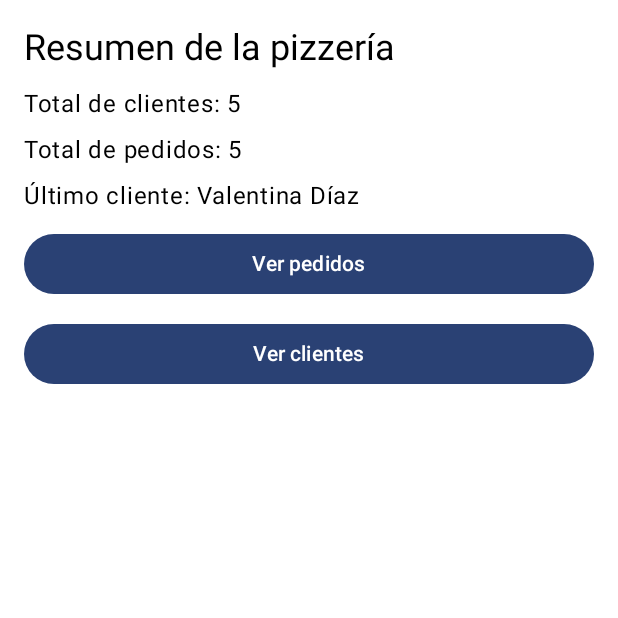
After one commit to camigmar/PizzeriaApp, an Android app built with Jetpack Compose: the composable Navegacion shown on its own in the app's theme, on a phone screen of 412 x 824 dp, the top half of it. The commit adds this screen. Run offline under Robolectric (Android 15) with nearby library versions, the phone set to English and light mode, and no system bars.

Commit message:
Agrega pantallas de resumen, pedidos y clientes con navegación

```diff
--- /dev/null
+++ b/app/src/main/java/com/example/pizzeriaapp/ui/Navegacion.kt
@@ -0,0 +1,45 @@
+package com.example.pizzeriaapp.ui
+
+import androidx.compose.runtime.Composable
+import androidx.compose.ui.Modifier
+import androidx.navigation.compose.NavHost
+import androidx.navigation.compose.composable
+import androidx.navigation.compose.rememberNavController
+
+// Rutas de la app
+object Rutas {
+    const val PRINCIPAL = "principal"
+    const val PEDIDOS = "pedidos"
+    const val CLIENTES = "clientes"
+}
+
+// Une las pantallas; todas usan el mismo ViewModel que llega desde MainActivity
+@Composable
+fun Navegacion(viewModel: PizzeriaViewModel, modifier: Modifier = Modifier) {
+    val navController = rememberNavController()
+
+    NavHost(navController = navController, startDestination = Rutas.PRINCIPAL, modifier = modifier) {
+        composable(Rutas.PRINCIPAL) {
+            PantallaPrincipal(
+                estado = viewModel.estado,
+                cargarResumen = viewModel::cargarResumen,
+                verPedidos = { navController.navigate(Rutas.PEDIDOS) },
+                verClientes = { navController.navigate(Rutas.CLIENTES) }
+            )
+        }
+        composable(Rutas.PEDIDOS) {
+            PantallaPedidos(
+                estado = viewModel.estado,
+                cargarPedidos = viewModel::cargarPedidos,
+                volver = { navController.popBackStack() }
+            )
+        }
+        composable(Rutas.CLIENTES) {
+            PantallaClientes(
+                estado = viewModel.estado,
+                cargarClientes = viewModel::cargarClientes,
+                volver = { navController.popBackStack() }
+            )
+        }
+    }
+}
--- /dev/null
+++ b/app/src/main/java/com/example/pizzeriaapp/ui/PantallaPrincipal.kt
@@ -0,0 +1,70 @@
+package com.example.pizzeriaapp.ui
+
+import androidx.compose.foundation.layout.Arrangement
+import androidx.compose.foundation.layout.Column
+import androidx.compose.foundation.layout.fillMaxSize
+import androidx.compose.foundation.layout.fillMaxWidth
+import androidx.compose.foundation.layout.padding
+import androidx.compose.material3.Button
+import androidx.compose.material3.MaterialTheme
+import androidx.compose.material3.Text
+import androidx.compose.runtime.Composable
+import androidx.compose.runtime.LaunchedEffect
+import androidx.compose.ui.Modifier
+import androidx.compose.ui.tooling.preview.Preview
+import androidx.compose.ui.unit.dp
+import com.example.pizzeriaapp.data.ResumenGeneral
+import com.example.pizzeriaapp.ui.theme.PizzeriaAppTheme
+
+// Resumen general de la pizzería con accesos a pedidos y clientes
+@Composable
+fun PantallaPrincipal(
+    estado: EstadoPizzeria,
+    cargarResumen: () -> Unit,
+    verPedidos: () -> Unit,
+    verClientes: () -> Unit,
+    modifier: Modifier = Modifier
+) {
+    // Se pide el resumen una vez al abrir la pantalla
+    LaunchedEffect(Unit) {
+        cargarResumen()
+    }
+
+    Column(
+        modifier = modifier
+            .fillMaxSize()
+            .padding(16.dp),
+        verticalArrangement = Arrangement.spacedBy(12.dp)
+    ) {
+        Text(text = "Resumen de la pizzería", style = MaterialTheme.typography.headlineSmall)
+
+        val resumen = estado.resumen
+        if (resumen == null) {
+            Text(text = "Cargando...", style = MaterialTheme.typography.bodyLarge)
+        } else {
+            Text(text = "Total de clientes: ${resumen.totalClientes}", style = MaterialTheme.typography.bodyLarge)
+            Text(text = "Total de pedidos: ${resumen.totalPedidos}", style = MaterialTheme.typography.bodyLarge)
+            Text(text = "Último cliente: ${resumen.ultimoCliente}", style = MaterialTheme.typography.bodyLarge)
+        }
+
+        Button(onClick = verPedidos, modifier = Modifier.fillMaxWidth()) {
+            Text("Ver pedidos")
+        }
+        Button(onClick = verClientes, modifier = Modifier.fillMaxWidth()) {
+            Text("Ver clientes")
+        }
+    }
+}
+
+@Preview(showBackground = true)
+@Composable
+fun PantallaPrincipalPreview() {
+    PizzeriaAppTheme {
+        PantallaPrincipal(
+            estado = EstadoPizzeria(resumen = ResumenGeneral(5, 5, "Valentina Díaz")),
+            cargarResumen = {},
+            verPedidos = {},
+            verClientes = {}
+        )
+    }
+}
--- a/app/src/main/java/com/example/pizzeriaapp/ui/PizzeriaViewModel.kt
+++ b/app/src/main/java/com/example/pizzeriaapp/ui/PizzeriaViewModel.kt
@@ -47,14 +47,23 @@ class PizzeriaViewModel(
         }
     }
 
-    // Muestra la carga con su mensaje, ejecuta la tarea y al terminar (aunque falle) la oculta
+    // Cantidad de cargas en curso: cargando es true mientras haya al menos una
+    // (todo corre en el hilo principal, así que no hay problemas al sumar y restar)
+    private var cargasActivas = 0
+
+    // Muestra la carga con su mensaje, ejecuta la tarea y al terminar (aunque falle)
+    // la descuenta; solo se oculta cuando ya no queda ninguna en curso
     private fun cargar(mensaje: String, tarea: suspend () -> Unit) {
         viewModelScope.launch {
+            cargasActivas++
             estado = estado.copy(cargando = true, mensaje = mensaje)
             try {
                 tarea()
             } finally {
-                estado = estado.copy(cargando = false, mensaje = "")
+                cargasActivas--
+                if (cargasActivas == 0) {
+                    estado = estado.copy(cargando = false, mensaje = "")
+                }
             }
         }
     }
```
Also changed, not shown: app/src/main/java/com/example/pizzeriaapp/MainActivity.kt (+8 -66 lines), app/src/main/java/com/example/pizzeriaapp/ui/PantallaClientes.kt (added, +64 -0 lines), app/src/main/java/com/example/pizzeriaapp/ui/PantallaPedidos.kt (added, +66 -0 lines), 1 other file.
